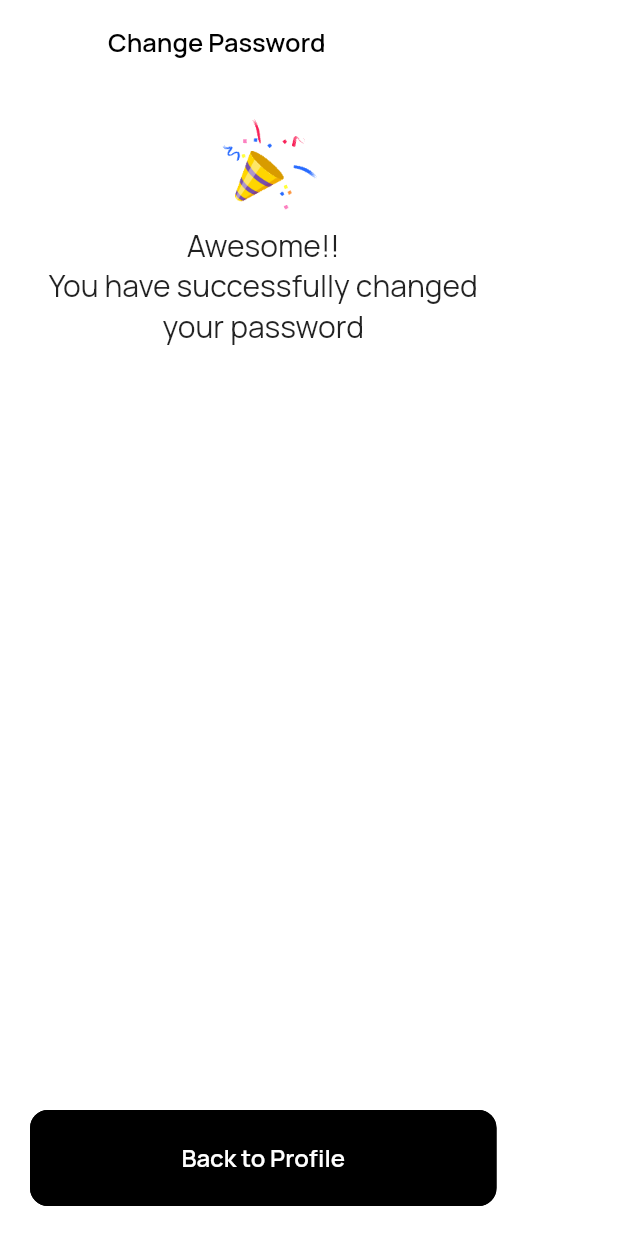
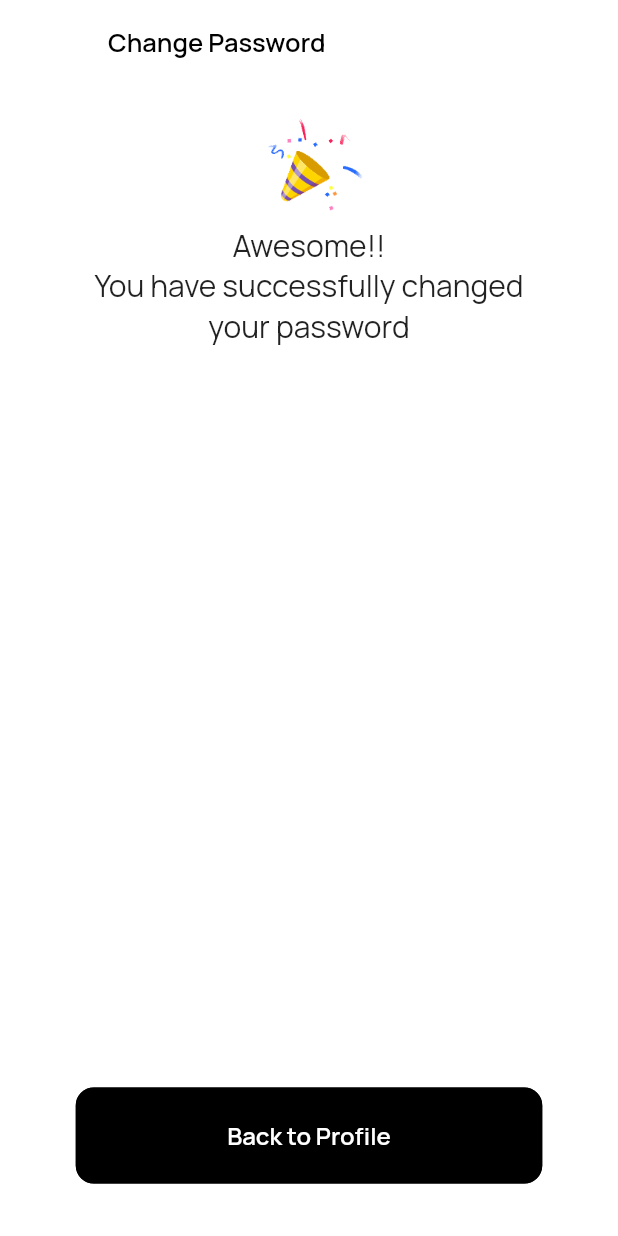
Before and after one commit to simplecoins/simplecoins_mobile_front, a Flutter app: the screen it shows after launch, on a phone screen of 412 x 824 dp. Run offline on Flutter 3.47's test engine with Material 2 defaults, Android fonts, the phone set to English and light mode, and no system bars.

Commit message:
'Password Change Success' page constructed

```diff
--- a/lib/main.dart
+++ b/lib/main.dart
@@ -38,7 +38,7 @@ void main() {
       '/thistory': (context) => THistorySelected(),
       '/userprofile': (context) => UserProfile(),
       '/changepassword': (context) => ChangePassword(),
-      '/passwordchangesuccess': (context) => PasswordChangeSuccess()
+      '/passwordchangesuccess': (context) => PasswordChangeSuccess(),
     }
   ));
 }
--- a/lib/screens/passwordchangesuccess/passwordchangesuccess.dart
+++ b/lib/screens/passwordchangesuccess/passwordchangesuccess.dart
@@ -32,6 +32,9 @@ class _PasswordChangeSuccessState extends State<PasswordChangeSuccess> {
               'assets/Success Gif/giphy.gif',
               height: 74.0,
             ),
+            Row(
+              mainAxisAlignment: MainAxisAlignment.center,
+              children: [
                 Text(
                   'Awesome!!\nYou have successfully changed\nyour password',
                   textAlign: TextAlign.center,
@@ -40,10 +43,15 @@ class _PasswordChangeSuccessState extends State<PasswordChangeSuccess> {
                       fontSize: 20.0,
                       fontWeight: FontWeight.w400),
                 ),
+              ],
+            ),
             Spacer(),
             DefaultButton(
               text: 'Back to Profile',
               press: () {},
+            ),
+            SizedBox(
+              height: 15.0,
             )
           ],
         ),
```
Also changed, not shown: 195 other files. Lines whose indentation alone changed are shown as unchanged.
